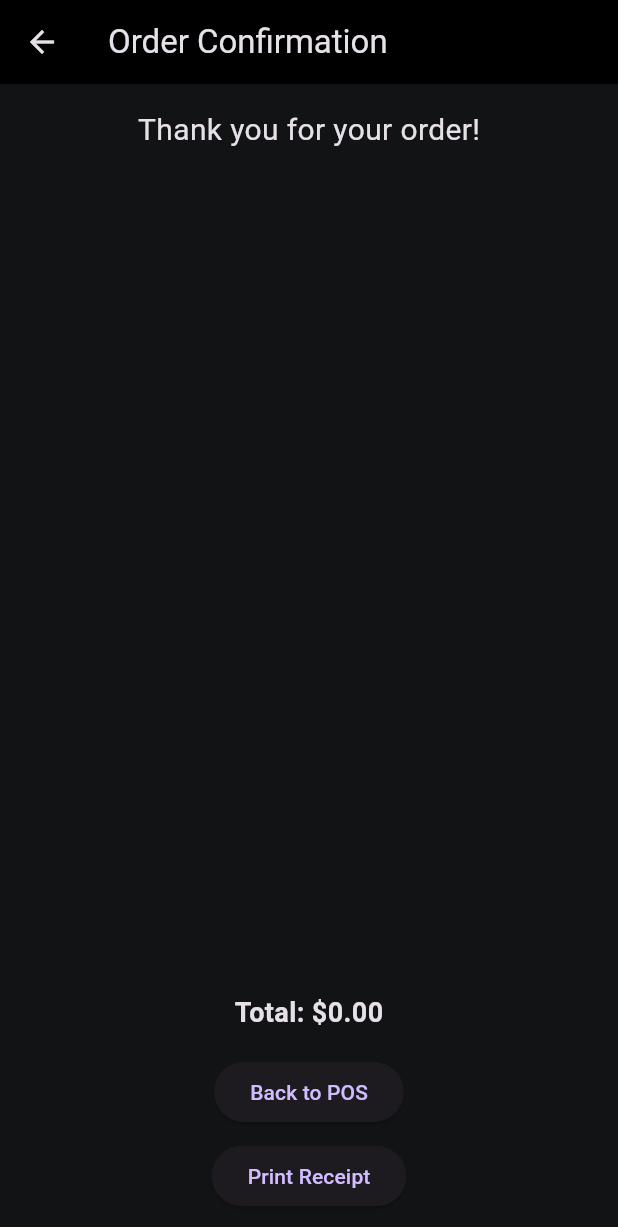
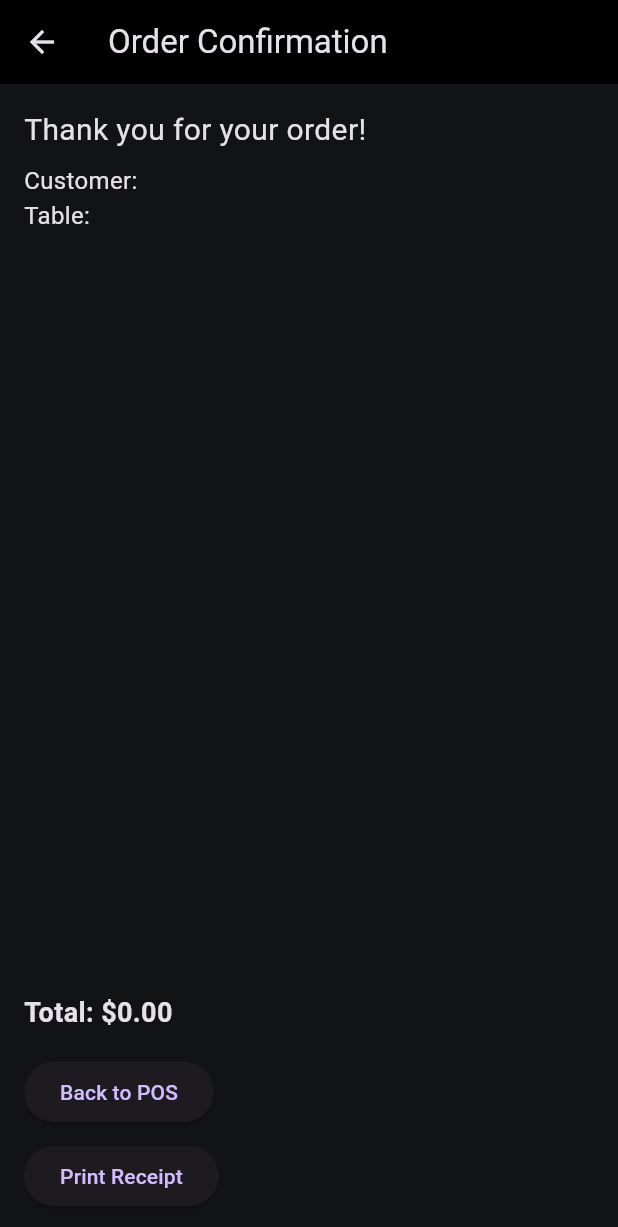
Before and after one commit to rayvanahnaf/Taminum-alpha, a Flutter app: the OrderConfirmationPage screen opened directly with empty values, after a tap on "Print Receipt", on a phone screen of 412 x 824 dp. Shown: the top 1227 px of the screen. Run offline on Flutter 3.47's test engine with Material 3 defaults, Android fonts, the phone set to English and light mode, and no system bars; our stand-ins replace dartz, pdf, permission_handler, printing; missing offline and left inert: blue_thermal_printer, excel.

Commit message:
taminum-alpha

```diff
--- a/lib/screens/pos/order_confirmation_page.dart
+++ b/lib/screens/pos/order_confirmation_page.dart
@@ -3,15 +3,20 @@ import 'package:flutter_pos/models/product.dart';
 import 'package:printing/printing.dart';
 import 'package:pdf/widgets.dart' as pw;
 import 'package:pdf/pdf.dart';
+import 'package:intl/intl.dart';
 
 class OrderConfirmationPage extends StatelessWidget {
   final Map<Product, int> cart;
   final double total;
+  final String customerName;
+  final String table;
 
   const OrderConfirmationPage({
     Key? key,
     required this.cart,
     required this.total,
+    required this.customerName,
+    required this.table,
   }) : super(key: key);
 
   @override
@@ -21,11 +26,15 @@ class OrderConfirmationPage extends StatelessWidget {
       body: Padding(
         padding: const EdgeInsets.all(16),
         child: Column(
+          crossAxisAlignment: CrossAxisAlignment.start,
           children: [
             const Text(
               'Thank you for your order!',
               style: TextStyle(fontSize: 20),
             ),
+            const SizedBox(height: 8),
+            Text('Customer: $customerName', style: const TextStyle(fontSize: 16)),
+            Text('Table: $table', style: const TextStyle(fontSize: 16)),
             const SizedBox(height: 16),
             Expanded(
               child: ListView(
@@ -71,39 +80,134 @@ class OrderConfirmationPage extends StatelessWidget {
         build: (pw.Context context) => pw.Column(
           crossAxisAlignment: pw.CrossAxisAlignment.start,
           children: [
-            pw.Text('Order Receipt',
-                style: pw.TextStyle(fontSize: 20, fontWeight: pw.FontWeight.bold)),
-            pw.SizedBox(height: 10),
+            // Header
+            pw.Center(
+              child: pw.Text('Taminum',
+                  style: pw.TextStyle(
+                    fontSize: 16,
+                    fontWeight: pw.FontWeight.bold,
+                  )),
+            ),
+            pw.SizedBox(height: 4),
+            pw.Center(
+              child: pw.Text('123 Business Address, City',
+                  style: pw.TextStyle(fontSize: 10)),
+            ),
+            pw.SizedBox(height: 4),
+            pw.Center(
+              child: pw.Text('Tel: (123) 456-7890 | Tax ID: 123456789',
+                  style: pw.TextStyle(fontSize: 10)),
+            ),
+            pw.SizedBox(height: 8),
+            pw.Center(
+              child: pw.Text('RECEIPT',
+                  style: pw.TextStyle(
+                    fontSize: 14,
+                    fontWeight: pw.FontWeight.bold,
+                  )),
+            ),
+            pw.SizedBox(height: 8),
+
+            // Customer info
+            pw.Text('Customer: $customerName', style: pw.TextStyle(fontSize: 10)),
+            pw.Text('Table: $table', style: pw.TextStyle(fontSize: 10)),
+            pw.SizedBox(height: 8),
+
+            pw.Row(
+              children: [
+                pw.Text('Date: ${DateFormat('yyyy-MM-dd HH:mm').format(DateTime.now())}',
+                    style: pw.TextStyle(fontSize: 10)),
+              ],
+            ),
+            pw.Divider(thickness: 1),
+
+            // Items
+            pw.Column(
+              children: [
+                // Header row
+                pw.Row(
+                  mainAxisAlignment: pw.MainAxisAlignment.spaceBetween,
+                  children: [
+                    pw.Text('Item', style: pw.TextStyle(fontWeight: pw.FontWeight.bold)),
+                    pw.Text('Qty', style: pw.TextStyle(fontWeight: pw.FontWeight.bold)),
+                    pw.Text('Price', style: pw.TextStyle(fontWeight: pw.FontWeight.bold)),
+                    pw.Text('Total', style: pw.TextStyle(fontWeight: pw.FontWeight.bold)),
+                  ],
+                ),
+                pw.Divider(thickness: 0.5),
+
+                // Item rows
                 ...cart.entries.map((entry) {
                   final product = entry.key;
                   final qty = entry.value;
-              return pw.Row(
+                  final itemTotal = product.price * qty;
+
+                  return pw.Padding(
+                    padding: const pw.EdgeInsets.symmetric(vertical: 4),
+                    child: pw.Row(
                       mainAxisAlignment: pw.MainAxisAlignment.spaceBetween,
                       children: [
-                  pw.Text('${product.name} x$qty'),
-                  pw.Text('\$${(product.price * qty).toStringAsFixed(2)}'),
+                        pw.Expanded(
+                          flex: 3,
+                          child: pw.Text(product.name, style: const pw.TextStyle(fontSize: 10)),
+                        ),
+                        pw.Expanded(
+                          flex: 1,
+                          child: pw.Text('x$qty', style: const pw.TextStyle(fontSize: 10), textAlign: pw.TextAlign.center),
+                        ),
+                        pw.Expanded(
+                          flex: 2,
+                          child: pw.Text('\$${product.price.toStringAsFixed(2)}', style: const pw.TextStyle(fontSize: 10), textAlign: pw.TextAlign.right),
+                        ),
+                        pw.Expanded(
+                          flex: 2,
+                          child: pw.Text('\$${itemTotal.toStringAsFixed(2)}', style: const pw.TextStyle(fontSize: 10), textAlign: pw.TextAlign.right),
+                        ),
                       ],
+                    ),
                   );
                 }).toList(),
-            pw.Divider(),
+              ],
+            ),
+
+            pw.Divider(thickness: 1),
+
+            // Totals
             pw.Row(
               mainAxisAlignment: pw.MainAxisAlignment.spaceBetween,
               children: [
-                pw.Text('Total',
-                    style: pw.TextStyle(fontWeight: pw.FontWeight.bold)),
-                pw.Text('\$${total.toStringAsFixed(2)}',
-                    style: pw.TextStyle(fontWeight: pw.FontWeight.bold)),
+                pw.Text('Subtotal:', style: pw.TextStyle(fontWeight: pw.FontWeight.bold)),
+                pw.Text('\$${total.toStringAsFixed(2)}', style: const pw.TextStyle(fontSize: 10)),
               ],
             ),
-            pw.SizedBox(height: 10),
-            pw.Text('Thank you!', style: pw.TextStyle(fontSize: 14)),
+            pw.SizedBox(height: 4),
+            pw.Row(
+              mainAxisAlignment: pw.MainAxisAlignment.spaceBetween,
+              children: [
+                pw.Text('Tax (0%):', style: pw.TextStyle(fontWeight: pw.FontWeight.bold)),
+                pw.Text('\$0.00', style: const pw.TextStyle(fontSize: 10)),
+              ],
+            ),
+            pw.SizedBox(height: 4),
+            pw.Row(
+              mainAxisAlignment: pw.MainAxisAlignment.spaceBetween,
+              children: [
+                pw.Text('TOTAL:', style: pw.TextStyle(fontWeight: pw.FontWeight.bold, fontSize: 12)),
+                pw.Text('\$${total.toStringAsFixed(2)}', style: pw.TextStyle(fontWeight: pw.FontWeight.bold, fontSize: 12)),
+              ],
+            ),
+
+            // Footer
+            pw.SizedBox(height: 16),
+            pw.Center(child: pw.Text('Thank you for your business!', style: pw.TextStyle(fontSize: 12))),
+            pw.SizedBox(height: 8),
+            pw.Center(child: pw.Text('Returns accepted within 14 days with receipt', style: const pw.TextStyle(fontSize: 8))),
+            pw.Center(child: pw.Text('Page 1 of 1', style: const pw.TextStyle(fontSize: 8))),
           ],
         ),
       ),
     );
 
-    await Printing.layoutPdf(
-      onLayout: (PdfPageFormat format) async => pdf.save(),
-    );
+    await Printing.layoutPdf(onLayout: (PdfPageFormat format) async => pdf.save());
   }
 }
--- a/pubspec.yaml
+++ b/pubspec.yaml
@@ -48,6 +48,7 @@ dependencies:
   http: ^1.4.0
   printing: ^5.14.2
   pdf: ^3.11.3
+  intl: ^0.20.0
 
 dev_dependencies:
   flutter_test:
```
Also changed, not shown: lib/screens/pos/pos_screen.dart (+61 -23 lines), pubspec.lock. Lines whose indentation alone changed are shown as unchanged.
